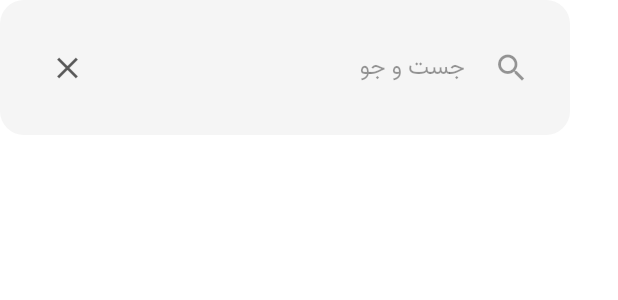
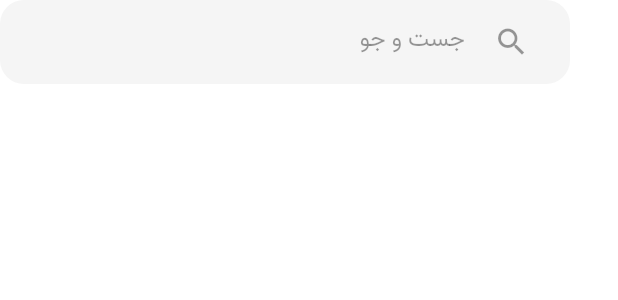
Before and after one commit to itadbeer/book-reader-app, a Flutter app: the SearchBar widget shown alone on an empty page, opened directly, on a phone screen of 412 x 824 dp. Shown: the top 300 px of the screen. Run offline on Flutter 3.47's test engine with Material 2 defaults, Android fonts, the phone set to English and light mode, and no system bars; network calls fail; statements that could not run were skipped.

Commit message:
fix SearchBar UI implementation

```diff
--- a/lib/screens/discovery/widgets/SearchBar.dart
+++ b/lib/screens/discovery/widgets/SearchBar.dart
@@ -1,15 +1,44 @@
 import 'package:ibr/ibr.dart';
 
-class SearchBar extends StatelessWidget {
+class SearchBar extends StatefulWidget {
   const SearchBar({
     Key key,
   }) : super(key: key);
 
   @override
+  _SearchBarState createState() => _SearchBarState();
+}
+
+class _SearchBarState extends State<SearchBar> {
+  bool _showClearButton = false;
+  var _searchController = TextEditingController();
+
+  @override
+  void initState() {
+    super.initState();
+    _searchController.addListener(() {
+      setState(() {
+        _showClearButton = _searchController.text.length > 0;
+      });
+    });
+  }
+
+  Widget _getClearButton() {
+    if (!_showClearButton) {
+      return null;
+    }
+    return IconButton(
+      onPressed: () => _searchController.clear(),
+      icon: Icon(Icons.clear),
+      color: onSurfaceMediumEmphasis,
+    );
+  }
+
+  @override
   Widget build(BuildContext context) {
-    var _searchController = TextEditingController();
     return Container(
         width: MediaQuery.of(context).size.width - 32,
+        height: 56,
         child: TextField(
           controller: _searchController,
           decoration: InputDecoration(
@@ -31,18 +60,12 @@ class SearchBar extends StatelessWidget {
                 color: onSurfaceDisabled,
               ),
             ),
-              prefixIconConstraints:
-                  BoxConstraints(minHeight: 24, minWidth: 24),
+            prefixIconConstraints: BoxConstraints(minHeight: 24, minWidth: 24),
             suffixIcon: Padding(
-                padding: const EdgeInsets.all(21),
-                child: IconButton(
-                  onPressed: () => _searchController.clear(),
-                  icon: Icon(
-                    Icons.clear,
-                    color: onSurfaceMediumEmphasis,
+              padding: const EdgeInsets.only(left: 16, right: 16),
+              child: _getClearButton(),
             ),
           ),
-              ),
-            )));
+        ));
   }
 }
```
Lines whose indentation alone changed are shown as unchanged.
